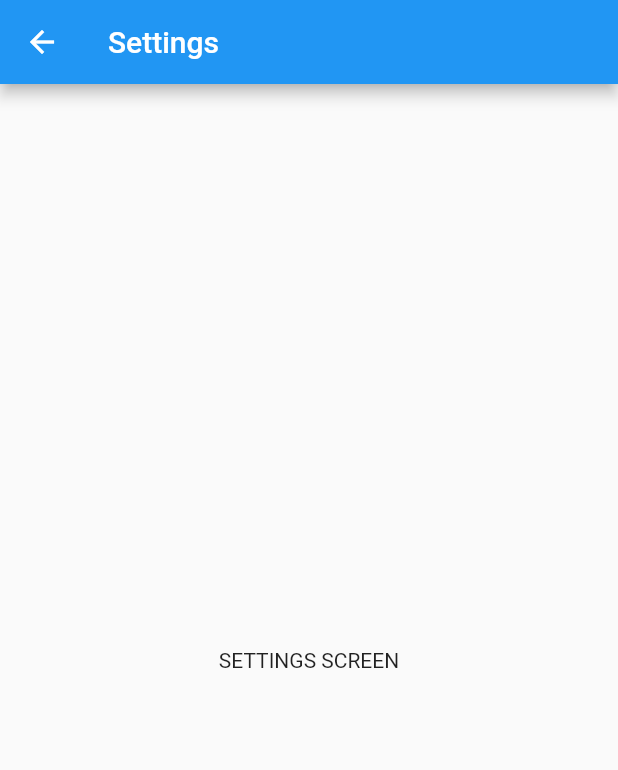
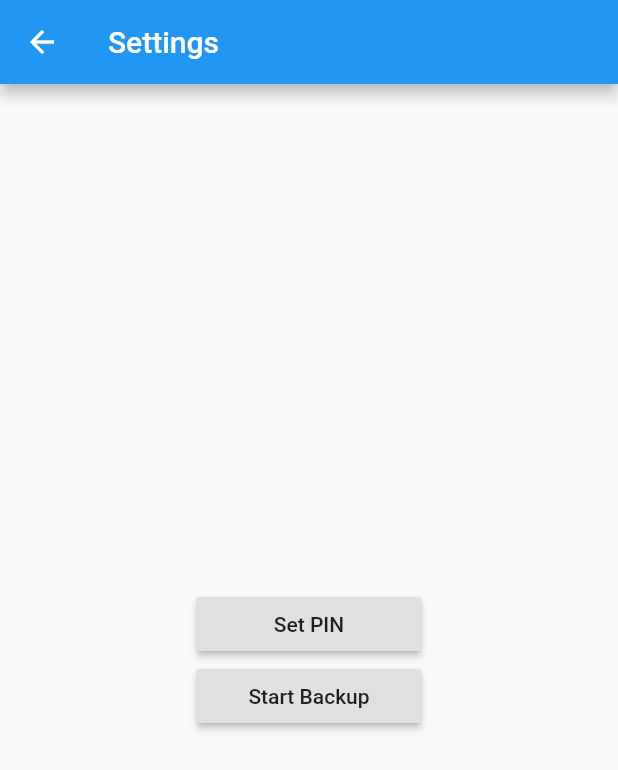
Before and after one commit to chrisly-bear/PEBRApp, a Flutter app: the SettingsScreen screen opened directly, on a phone screen of 412 x 824 dp. Shown: the top 770 px of the screen. Run offline on Flutter 3.47's test engine with Material 2 defaults, Android fonts, the phone set to English and light mode, and no system bars.

Commit message:
Added "Backup" and "Set PIN" buttons to settings screen.

```diff
--- a/lib/screens/SettingsScreen.dart
+++ b/lib/screens/SettingsScreen.dart
@@ -7,8 +7,31 @@ class SettingsScreen extends StatelessWidget {
         appBar: AppBar(
           title: const Text('Settings'),
         ),
-        body: Center(
-          child: Text('SETTINGS SCREEN'),
-        ));
+        body: Center(child: SettingsBody()));
   }
 }
+
+class SettingsBody extends StatelessWidget {
+  @override
+  Widget build(BuildContext context) {
+    return Column(
+      mainAxisAlignment: MainAxisAlignment.center,
+      children: <Widget>[
+        SizedBox(
+          width: 150,
+          child: RaisedButton(
+            onPressed: () {},
+            child: Text('Set PIN'),
+          ),
+        ),
+        SizedBox(
+          width: 150,
+          child: RaisedButton(
+            onPressed: () {},
+            child: Text('Start Backup'),
+          ),
+        ),
+      ],
+    );
+  }
+}
```
